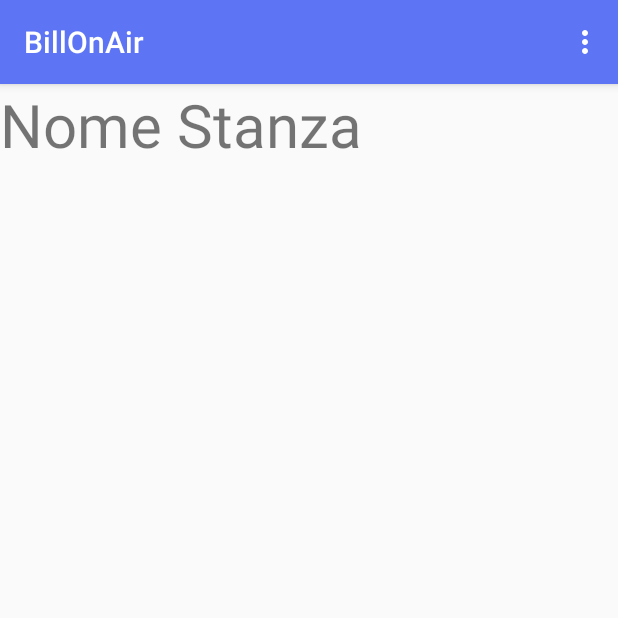
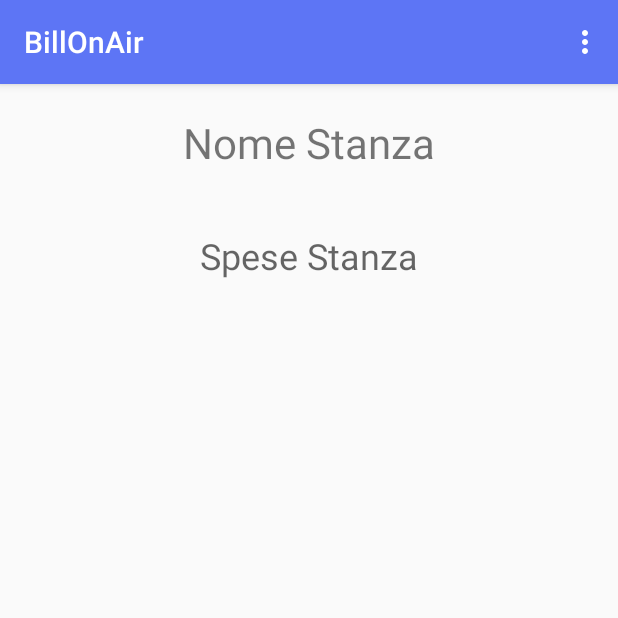
Before and after one commit to buffin4576/BillOnAir, an Android app: the DettagliStanza screen opened directly, with no data from a screen before it, on a phone screen of 412 x 824 dp, the top half of it. Run offline under Robolectric (Android 15) with nearby library versions, the phone set to English and light mode, and no system bars; network calls fail; 2 statements that could not run were skipped.

Commit message:
lavorando su stanza

```diff
--- a/BillOnAirApp/app/src/main/java/com/btd/billonair/AdapterListaStanze.java
+++ b/BillOnAirApp/app/src/main/java/com/btd/billonair/AdapterListaStanze.java
@@ -70,7 +70,7 @@ public class AdapterListaStanze extends ArrayAdapter<Stanza>
         final Bundle bund=new Bundle();
         freccia.setOnClickListener(new View.OnClickListener() {
             public void onClick(View v) {
-                Intent intent=new Intent(mContext,DettagliConto.class);
+                Intent intent=new Intent(mContext,DettagliStanza.class);
                 bund.putSerializable("Stanza",stanza);
                 intent.putExtras(bund);
                 mContext.startActivity(intent);
--- a/BillOnAirApp/app/src/main/java/com/btd/billonair/DettagliStanza.java
+++ b/BillOnAirApp/app/src/main/java/com/btd/billonair/DettagliStanza.java
@@ -4,16 +4,36 @@ import android.app.Activity;
 import android.os.Bundle;
 import android.support.v7.app.AppCompatActivity;
 import android.support.v7.widget.Toolbar;
+import android.util.Log;
 import android.view.Menu;
 import android.view.MenuItem;
 import android.support.v7.app.ActionBar;
+import android.widget.LinearLayout;
+import android.widget.TextView;
+
+import java.util.ArrayList;
+
 /**
  * Created by ernrico on 21/08/2016.
  */
 public class DettagliStanza extends AppCompatActivity {
+    Stanza stanza;
+    ArrayList<String> users = new ArrayList<>();
+
     protected void onCreate(Bundle savedInstanceState) {
         super.onCreate(savedInstanceState);
         setContentView(R.layout.stanza);
+        stanza= (Stanza) getIntent().getSerializableExtra("Stanza");
+        LinearLayout linearUsers = (LinearLayout)findViewById(R.id.linearUtentiStanza);
+        TextView txtNomeStanza = (TextView)findViewById(R.id.DettagliNomeStanza);
+        txtNomeStanza.setText(stanza.getNome());
+        users.addAll(stanza.getUsers());
+        for(String user:users){
+            TextView txtUser = new TextView(getApplicationContext());
+            txtUser.setText(user);
+            linearUsers.addView(txtUser);
+            Log.w("Stanza",user);
+        }
     }
 
     @Override
--- a/BillOnAirApp/app/src/main/java/com/btd/billonair/TwoFragment.java
+++ b/BillOnAirApp/app/src/main/java/com/btd/billonair/TwoFragment.java
@@ -74,6 +74,8 @@ public class TwoFragment extends Fragment
         final ListView lv=(ListView)getView().findViewById(R.id.ListaStanze);
         AdapterListaStanze adapterListaStanze = new AdapterListaStanze(getActivity(),getContext(),R.layout.rigastanza,LStanza);
         lv.setAdapter(adapterListaStanze);
+
+
     }
 /*
     public void setUserVisibleHint(boolean isVisibleToUser) {
--- a/BillOnAirApp/app/src/main/res/layout/stanza.xml
+++ b/BillOnAirApp/app/src/main/res/layout/stanza.xml
@@ -1,11 +1,13 @@
 <?xml version="1.0" encoding="utf-8"?>
-<LinearLayout xmlns:android="http://schemas.android.com/apk/res/android"
-    android:orientation="vertical" android:layout_width="match_parent"
-    android:layout_height="match_parent">
+<ScrollView xmlns:android="http://schemas.android.com/apk/res/android"
+    android:layout_width="fill_parent"
+    android:layout_height="fill_parent"
+    android:id="@+id/scrollView"
+    android:fillViewport="true" >
 
     <RelativeLayout
         android:layout_width="match_parent"
-        android:layout_height="match_parent">
+        android:layout_height="wrap_content">
 
         <TextView
             android:layout_width="wrap_content"
@@ -13,9 +15,51 @@
             android:text="Nome Stanza"
             android:id="@+id/DettagliNomeStanza"
             android:layout_gravity="center_horizontal"
-            android:textSize="40dp"
+            android:textSize="28dp"
+            android:layout_alignParentTop="true"
+            android:layout_centerHorizontal="true"
+            android:layout_marginTop="20dp"
+            android:layout_alignParentEnd="true"
+            android:layout_alignParentStart="true"
+            android:textAlignment="center" />
+
+        <LinearLayout
+            android:orientation="vertical"
+            android:layout_width="match_parent"
+            android:layout_height="wrap_content"
+            android:id="@+id/linearUtentiStanza"
+            android:layout_marginTop="20dp"
+            android:layout_below="@+id/DettagliNomeStanza"
+            android:layout_marginLeft="10dp"
+            android:layout_marginRight="10dp"></LinearLayout>
+
+        <TextView
+            android:layout_width="wrap_content"
+            android:layout_height="wrap_content"
+            android:textAppearance="?android:attr/textAppearanceMedium"
+            android:text="Spese Stanza"
+            android:id="@+id/txtSpeseStanza"
+            android:layout_below="@+id/linearUtentiStanza"
+            android:layout_centerHorizontal="true"
+            android:layout_marginTop="20dp"
+            android:textSize="24dp"
+            android:layout_alignParentEnd="true"
+            android:layout_alignParentStart="true"
+            android:textAlignment="center" />
+
+        <ListView
+            android:layout_width="wrap_content"
+            android:layout_height="wrap_content"
+            android:id="@+id/listView"
+            android:layout_below="@+id/txtSpeseStanza"
+            android:layout_centerHorizontal="true"
+            android:layout_marginTop="20dp"
+            android:layout_marginBottom="20dp"
+            android:layout_marginLeft="10dp"
+            android:layout_marginRight="10dp"
+            android:layout_alignParentEnd="true"
             android:layout_alignParentStart="true" />
 
     </RelativeLayout>
 
-</LinearLayout>
+</ScrollView>
```
Also changed, not shown: BillOnAirApp/app/src/main/java/com/btd/billonair/Stanza.java (+31 -0 lines), BillOnAirApp/app/src/main/java/com/btd/billonair/Stanze.java (+55 -1 lines).
